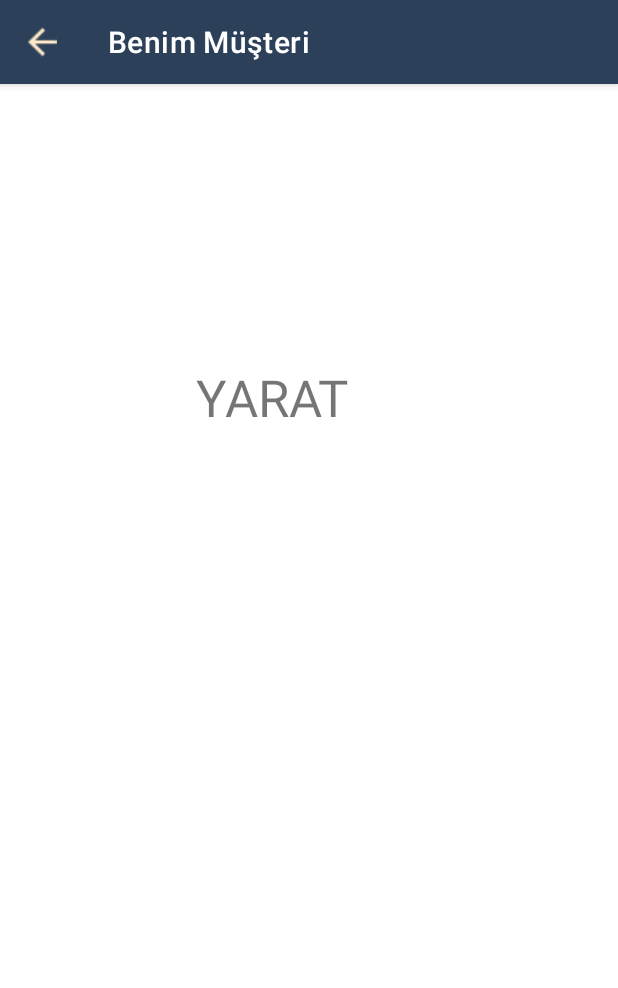
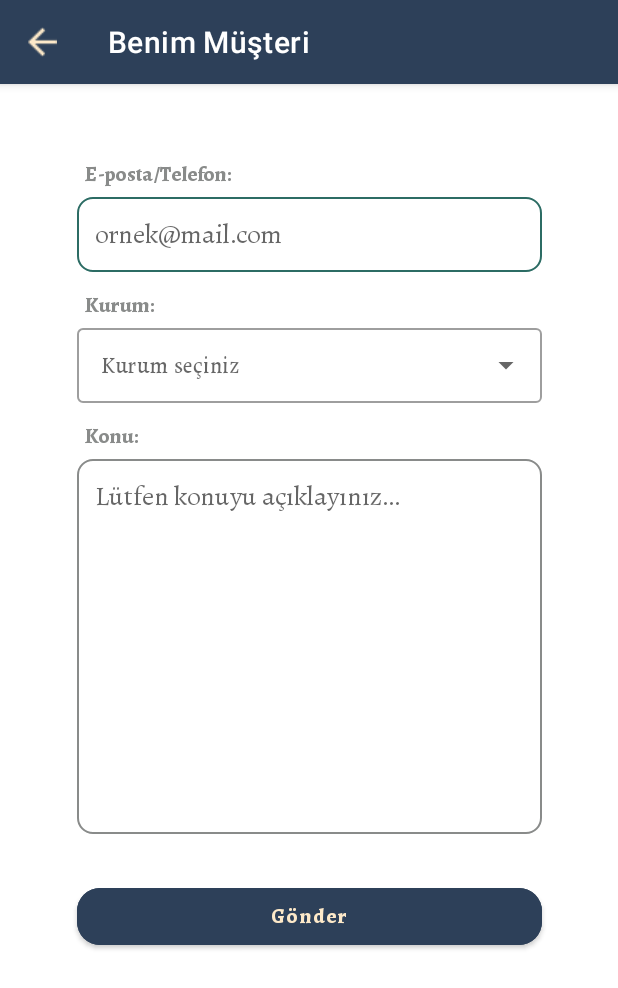
Before and after one commit to Paxint/Benim_Musteri_TEST, an Android app: the musteriTicketCreate screen opened directly, with no data from a screen before it, on a phone screen of 412 x 824 dp. Shown: the top 988 px of the screen. Run offline under Robolectric (Android 15) with nearby library versions, the phone set to English and light mode, and no system bars; our stand-ins replace Firebase (no records; nobody signed in at launch, a user with empty details on screens opened directly).

Commit message:
dropdown kurum listesi eklendi, database bağlanmaya çalışıldı

```diff
--- a/app/src/main/java/com/eraybarisbahadir/benim_musteri_test/Kurum.java
+++ b/app/src/main/java/com/eraybarisbahadir/benim_musteri_test/Kurum.java
@@ -1,14 +1,14 @@
 package com.eraybarisbahadir.benim_musteri_test;
 
-public class Kurum {
+import androidx.appcompat.app.AppCompatActivity;
+
+public class Kurum extends AppCompatActivity {
 
     String name;
     String email;
     String password;
 
-    public String getName() {
-        return name;
-    }
+    public String getName() { return name; }
 
     public String getEmail() {
         return email;
@@ -18,4 +18,9 @@ public class Kurum {
         return password;
     }
 
+    private String[] nameArray={name};
+
+    public String[] getNameArray() {
+        return nameArray;
+    }
 }
--- a/app/src/main/java/com/eraybarisbahadir/benim_musteri_test/musteriTicketCreate.java
+++ b/app/src/main/java/com/eraybarisbahadir/benim_musteri_test/musteriTicketCreate.java
@@ -1,13 +1,34 @@
 package com.eraybarisbahadir.benim_musteri_test;
 
 import android.os.Bundle;
+import android.util.Log;
 import android.view.MenuItem;
+import android.view.View;
+import android.widget.AdapterView;
+import android.widget.ArrayAdapter;
+import android.widget.AutoCompleteTextView;
+import android.widget.Toast;
 
 import androidx.annotation.NonNull;
 import androidx.appcompat.app.ActionBar;
 import androidx.appcompat.app.AppCompatActivity;
 
+import com.google.android.gms.tasks.OnCompleteListener;
+import com.google.android.gms.tasks.Task;
+import com.google.firebase.firestore.DocumentSnapshot;
+import com.google.firebase.firestore.FirebaseFirestore;
+import com.google.firebase.firestore.QueryDocumentSnapshot;
+import com.google.firebase.firestore.QuerySnapshot;
+
+import java.util.List;
+
 public class musteriTicketCreate extends AppCompatActivity {
+
+    Kurum newClassObj= new Kurum();
+    String[] items= newClassObj.getNameArray();
+    AutoCompleteTextView autoCompleteTxt;
+    ArrayAdapter<String> adapterItems;
+
 
     @Override
     protected void onCreate(Bundle savedInstanceState) {
@@ -22,6 +43,17 @@ public class musteriTicketCreate extends AppCompatActivity {
 
         // showing the back button in action bar
         actionBar.setDisplayHomeAsUpEnabled(true);
+
+        //here I put kurum list codes
+        autoCompleteTxt = findViewById(R.id.auto_complete_txt);
+        adapterItems = new ArrayAdapter<String>(this,R.layout.kurum_list,items);
+        autoCompleteTxt.setAdapter(adapterItems);
+        autoCompleteTxt.setOnItemClickListener(new AdapterView.OnItemClickListener() {
+            @Override
+            public void onItemClick(AdapterView<?> parent, View view, int position, long id) {
+                String item = parent.getItemAtPosition(position).toString();
+            }
+        });
     }
 
     // this event will enable the back
--- a/app/src/main/res/layout/activity_sign_up.xml
+++ b/app/src/main/res/layout/activity_sign_up.xml
@@ -45,7 +45,7 @@
         app:layout_constraintHorizontal_bias="0.495"
         app:layout_constraintStart_toStartOf="parent"
         app:layout_constraintTop_toTopOf="parent"
-        app:layout_constraintVertical_bias="0.207" />
+        app:layout_constraintVertical_bias="0.263" />
 
     <EditText
         android:id="@+id/reg_password"
@@ -95,7 +95,7 @@
         app:layout_constraintBottom_toBottomOf="parent"
         app:layout_constraintStart_toStartOf="@+id/reg_name"
         app:layout_constraintTop_toBottomOf="@+id/reg_conpwd"
-        app:layout_constraintVertical_bias="0.253" />
+        app:layout_constraintVertical_bias="0.122" />
 
     <TextView
         android:id="@+id/signin"
--- /dev/null
+++ b/app/src/main/res/layout/kurum_list.xml
@@ -0,0 +1,11 @@
+<?xml version="1.0" encoding="utf-8"?>
+<TextView
+    xmlns:android="http://schemas.android.com/apk/res/android"
+    android:layout_width="match_parent"
+    android:layout_height="wrap_content"
+    android:padding="16dp"
+    android:ellipsize="end"
+    android:maxLines="1"
+    android:textAppearance="?attr/textAppearanceSubtitle1">
+
+</TextView>
--- a/app/src/main/res/layout/ticket_creation.xml
+++ b/app/src/main/res/layout/ticket_creation.xml
@@ -7,13 +7,115 @@
     tools:context=".musteriTicketCreate">
 
     <TextView
-        android:id="@+id/textView2"
-        android:layout_width="186dp"
-        android:layout_height="169dp"
-        android:layout_marginTop="186dp"
-        android:layout_marginEnd="95dp"
-        android:text="YARAT"
-        android:textSize="34sp"
+        android:id="@+id/txt_eposta_tel"
+        android:layout_width="310dp"
+        android:layout_height="20dp"
+        android:layout_marginTop="50dp"
+        android:fontFamily="@font/bold"
+        android:paddingStart="5dp"
+        android:paddingEnd="5dp"
+        android:text="E-posta/Telefon:"
+        android:textColor="@color/BMGRI"
+        android:textStyle="bold"
         app:layout_constraintEnd_toEndOf="parent"
+        app:layout_constraintStart_toStartOf="parent"
         app:layout_constraintTop_toTopOf="parent" />
+
+    <EditText
+        android:id="@+id/input_eposta_tel"
+        android:layout_width="310dp"
+        android:layout_height="50dp"
+        android:layout_marginTop="5dp"
+        android:background="@drawable/custom_input"
+        android:ems="10"
+        android:fontFamily="@font/regular"
+        android:hint="ornek@mail.com"
+        android:inputType="textPersonName"
+        android:paddingStart="12dp"
+        android:paddingEnd="12dp"
+        app:layout_constraintStart_toStartOf="@+id/txt_eposta_tel"
+        app:layout_constraintTop_toBottomOf="@+id/txt_eposta_tel" />
+
+    <TextView
+        android:id="@+id/txt_kurum"
+        android:layout_width="310dp"
+        android:layout_height="20dp"
+        android:layout_marginTop="12dp"
+        android:paddingStart="5dp"
+        android:paddingEnd="5dp"
+        android:text="Kurum:"
+        android:textStyle="bold"
+        android:fontFamily="@font/bold"
+        android:textColor="@color/BMGRI"
+        app:layout_constraintStart_toStartOf="@+id/input_eposta_tel"
+        app:layout_constraintTop_toBottomOf="@+id/input_eposta_tel" />
+
+    <EditText
+        android:id="@+id/input_konu"
+        android:layout_width="310dp"
+        android:layout_height="250dp"
+        android:layout_marginTop="5dp"
+        android:background="@drawable/custom_input"
+        android:fontFamily="@font/regular"
+        android:gravity="top|left"
+        android:hint="Lütfen konuyu açıklayınız..."
+        android:inputType="textPersonName"
+        android:paddingStart="12dp"
+        android:paddingTop="12dp"
+        android:paddingEnd="12dp"
+        app:layout_constraintEnd_toEndOf="@+id/txt_eposta_tel"
+        app:layout_constraintStart_toStartOf="@+id/txt_eposta_tel"
+        app:layout_constraintTop_toBottomOf="@+id/txt_konu" />
+
+    <TextView
+        android:id="@+id/txt_konu"
+        android:layout_width="310dp"
+        android:layout_height="20dp"
+        android:layout_marginTop="12dp"
+        android:paddingStart="5dp"
+        android:paddingEnd="5dp"
+        android:text="Konu:"
+        android:textStyle="bold"
+        android:fontFamily="@font/bold"
+        android:textColor="@color/BMGRI"
+        app:layout_constraintStart_toStartOf="@+id/textInputLayout"
+        app:layout_constraintTop_toBottomOf="@+id/textInputLayout" />
+
+    <com.google.android.material.textfield.TextInputLayout
+        android:id="@+id/textInputLayout"
+        style="@style/Widget.MaterialComponents.TextInputLayout.OutlinedBox.ExposedDropdownMenu"
+        android:layout_width="310dp"
+        android:layout_height="55dp"
+        android:hint="@string/select"
+        app:layout_constraintStart_toStartOf="@+id/txt_kurum"
+        app:layout_constraintTop_toBottomOf="@+id/txt_kurum">
+
+        <AutoCompleteTextView
+            android:id="@+id/auto_complete_txt"
+            android:layout_width="match_parent"
+            android:layout_height="wrap_content"
+            android:textSize="15sp"
+            android:inputType="none"
+            android:fontFamily="@font/regular"/>
+
+    </com.google.android.material.textfield.TextInputLayout>
+
+    <Button
+        android:id="@+id/btn_ticket_send"
+        android:layout_width="310dp"
+        android:layout_height="50dp"
+        android:layout_marginTop="30dp"
+        android:backgroundTint="@color/BMLACI"
+        android:fontFamily="@font/bold"
+        android:text="Gönder"
+        android:textAllCaps="false"
+        android:textColor="@color/BMSARI"
+        android:textStyle="bold"
+        app:cornerRadius="15dp"
+        app:layout_constraintBottom_toBottomOf="parent"
+        app:layout_constraintStart_toStartOf="@+id/input_konu"
+        app:layout_constraintTop_toBottomOf="@+id/input_konu"
+        app:layout_constraintVertical_bias="0.0" />
+
+
 </androidx.constraintlayout.widget.ConstraintLayout>
--- a/app/src/main/res/values/strings.xml
+++ b/app/src/main/res/values/strings.xml
@@ -12,9 +12,8 @@
     <string name="title_activity_login">Giriş Yap</string>
     <string name="title_activity_sign_up">Kayıt Ol</string>
     <string name="title_activity_tickets">Talepler</string>
-    <string name="title_home">Home</string>
-    <string name="title_dashboard">Dashboard</string>
-    <string name="title_notifications">Notifications</string>
-    <!-- TODO: Remove or change this placeholder text -->
-    <string name="hello_blank_fragment">Hello blank fragment</string>
+    <string name="title_home">Bekleyen Talepler</string>
+    <string name="title_dashboard">Devam Eden Talepler</string>
+    <string name="title_notifications">Çözülen Talepler</string>
+    <string name="select">Kurum seçiniz</string>
 </resources>
```
